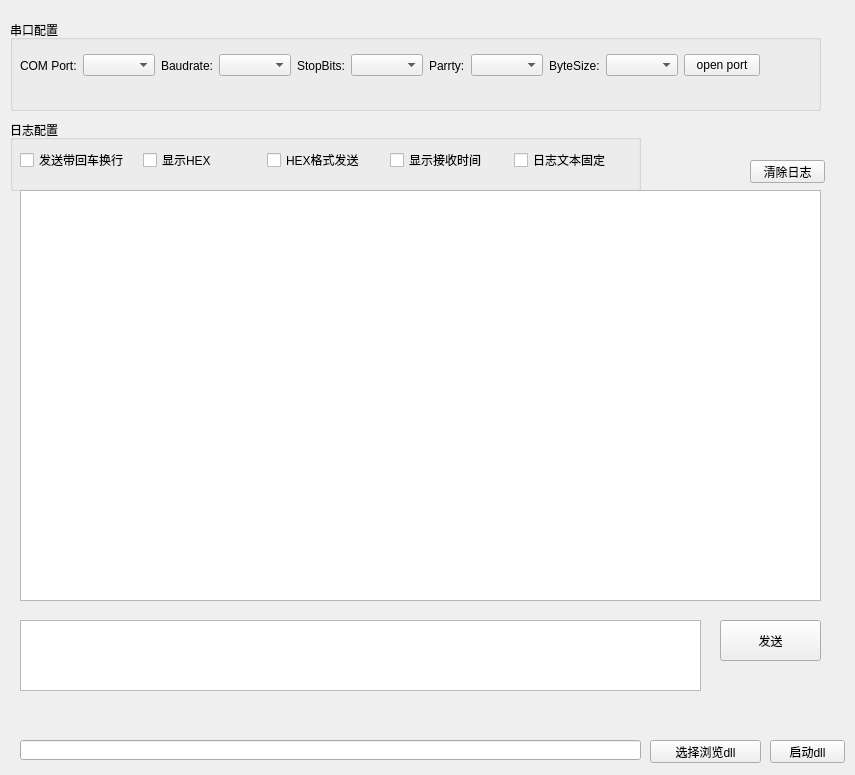
First picture: the form in lc_uart_test_tool.ui, repository fangjiaze/PyQt5_Uart_DLL_TOOL, before the edit.
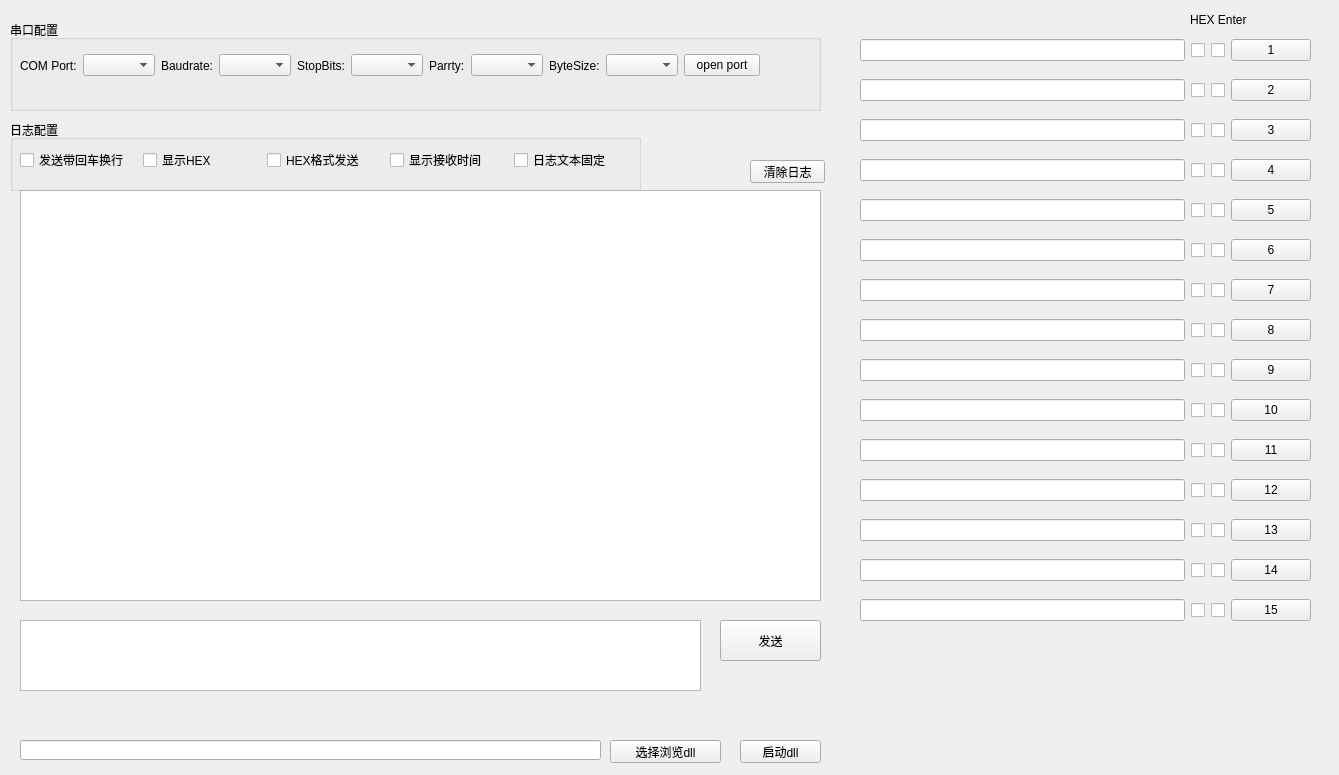
Second picture: the form after the edit.

Commit message: 更新了串口指令组

```diff
--- a/lc_uart_test_tool.ui
+++ b/lc_uart_test_tool.ui
@@ -6,7 +6,7 @@
    <rect>
     <x>0</x>
     <y>0</y>
-    <width>855</width>
+    <width>1339</width>
     <height>775</height>
    </rect>
   </property>
@@ -197,7 +197,7 @@
   <widget class="QPushButton" name="pushButton_select_dll">
    <property name="geometry">
     <rect>
-     <x>650</x>
+     <x>610</x>
      <y>740</y>
      <width>111</width>
      <height>23</height>
@@ -210,9 +210,9 @@
   <widget class="QPushButton" name="pushButton_open_dll">
    <property name="geometry">
     <rect>
-     <x>770</x>
+     <x>740</x>
      <y>740</y>
-     <width>75</width>
+     <width>81</width>
      <height>23</height>
     </rect>
    </property>
@@ -238,11 +238,564 @@
     <rect>
      <x>20</x>
      <y>740</y>
-     <width>621</width>
+     <width>581</width>
      <height>20</height>
     </rect>
    </property>
   </widget>
+  <widget class="QWidget" name="horizontalLayoutWidget_3">
+   <property name="geometry">
+    <rect>
+     <x>860</x>
+     <y>30</y>
+     <width>451</width>
+     <height>41</height>
+    </rect>
+   </property>
+   <layout class="QHBoxLayout" name="horizontalLayout_cmd_1">
+    <item>
+     <widget class="QLineEdit" name="cmd_edit"/>
+    </item>
+    <item>
+     <widget class="QCheckBox" name="checkBox_cmd_hex_flag">
+      <property name="text">
+       <string/>
+      </property>
+     </widget>
+    </item>
+    <item>
+     <widget class="QCheckBox" name="checkBox_cmd_enter_flag">
+      <property name="text">
+       <string/>
+      </property>
+     </widget>
+    </item>
+    <item>
+     <widget class="QPushButton" name="pushButton_cmd_sent">
+      <property name="text">
+       <string>1</string>
+      </property>
+     </widget>
+    </item>
+   </layout>
+  </widget>
+  <widget class="QLabel" name="HEX_ENTER_LABEL">
+   <property name="geometry">
+    <rect>
+     <x>1190</x>
+     <y>10</y>
+     <width>61</width>
+     <height>20</height>
+    </rect>
+   </property>
+   <property name="text">
+    <string>HEX Enter</string>
+   </property>
+  </widget>
+  <widget class="QWidget" name="horizontalLayoutWidget_4">
+   <property name="geometry">
+    <rect>
+     <x>860</x>
+     <y>70</y>
+     <width>451</width>
+     <height>41</height>
+    </rect>
+   </property>
+   <layout class="QHBoxLayout" name="horizontalLayout_cmd_2">
+    <item>
+     <widget class="QLineEdit" name="cmd_edit_2"/>
+    </item>
+    <item>
+     <widget class="QCheckBox" name="checkBox_cmd_hex_flag_2">
+      <property name="text">
+       <string/>
+      </property>
+     </widget>
+    </item>
+    <item>
+     <widget class="QCheckBox" name="checkBox_cmd_enter_flag_2">
+      <property name="text">
+       <string/>
+      </property>
+     </widget>
+    </item>
+    <item>
+     <widget class="QPushButton" name="pushButton_cmd_sent_2">
+      <property name="text">
+       <string>2</string>
+      </property>
+     </widget>
+    </item>
+   </layout>
+  </widget>
+  <widget class="QWidget" name="horizontalLayoutWidget_5">
+   <property name="geometry">
+    <rect>
+     <x>860</x>
+     <y>110</y>
+     <width>451</width>
+     <height>41</height>
+    </rect>
+   </property>
+   <layout class="QHBoxLayout" name="horizontalLayout_cmd_3">
+    <item>
+     <widget class="QLineEdit" name="cmd_edit_3"/>
+    </item>
+    <item>
+     <widget class="QCheckBox" name="checkBox_cmd_hex_flag_3">
+      <property name="text">
+       <string/>
+      </property>
+     </widget>
+    </item>
+    <item>
+     <widget class="QCheckBox" name="checkBox_cmd_enter_flag_3">
+      <property name="text">
+       <string/>
+      </property>
+     </widget>
+    </item>
+    <item>
+     <widget class="QPushButton" name="pushButton_cmd_sent_3">
+      <property name="text">
+       <string>3</string>
+      </property>
+     </widget>
+    </item>
+   </layout>
+  </widget>
+  <widget class="QWidget" name="horizontalLayoutWidget_6">
+   <property name="geometry">
+    <rect>
+     <x>860</x>
+     <y>150</y>
+     <width>451</width>
+     <height>41</height>
+    </rect>
+   </property>
+   <layout class="QHBoxLayout" name="horizontalLayout_cmd_4">
+    <item>
+     <widget class="QLineEdit" name="cmd_edit_4"/>
+    </item>
+    <item>
+     <widget class="QCheckBox" name="checkBox_cmd_hex_flag_4">
+      <property name="text">
+       <string/>
+      </property>
+     </widget>
+    </item>
+    <item>
+     <widget class="QCheckBox" name="checkBox_cmd_enter_flag_4">
+      <property name="text">
+       <string/>
+      </property>
+     </widget>
+    </item>
+    <item>
+     <widget class="QPushButton" name="pushButton_cmd_sent_4">
+      <property name="text">
+       <string>4</string>
+      </property>
+     </widget>
+    </item>
+   </layout>
+  </widget>
+  <widget class="QWidget" name="horizontalLayoutWidget_7">
+   <property name="geometry">
+    <rect>
+     <x>860</x>
+     <y>190</y>
+     <width>451</width>
+     <height>41</height>
+    </rect>
+   </property>
+   <layout class="QHBoxLayout" name="horizontalLayout_cmd_5">
+    <item>
+     <widget class="QLineEdit" name="cmd_edit_5"/>
+    </item>
+    <item>
+     <widget class="QCheckBox" name="checkBox_cmd_hex_flag_5">
+      <property name="text">
+       <string/>
+      </property>
+     </widget>
+    </item>
+    <item>
+     <widget class="QCheckBox" name="checkBox_cmd_enter_flag_5">
+      <property name="text">
+       <string/>
+      </property>
+     </widget>
+    </item>
+    <item>
+     <widget class="QPushButton" name="pushButton_cmd_sent_5">
+      <property name="text">
+       <string>5</string>
+      </property>
+     </widget>
+    </item>
+   </layout>
+  </widget>
+  <widget class="QWidget" name="horizontalLayoutWidget_8">
+   <property name="geometry">
+    <rect>
+     <x>860</x>
+     <y>230</y>
+     <width>451</width>
+     <height>41</height>
+    </rect>
+   </property>
+   <layout class="QHBoxLayout" name="horizontalLayout_cmd_6">
+    <item>
+     <widget class="QLineEdit" name="cmd_edit_6"/>
+    </item>
+    <item>
+     <widget class="QCheckBox" name="checkBox_cmd_hex_flag_6">
+      <property name="text">
+       <string/>
+      </property>
+     </widget>
+    </item>
+    <item>
+     <widget class="QCheckBox" name="checkBox_cmd_enter_flag_6">
+      <property name="text">
+       <string/>
+      </property>
+     </widget>
+    </item>
+    <item>
+     <widget class="QPushButton" name="pushButton_cmd_sent_6">
+      <property name="text">
+       <string>6</string>
+      </property>
+     </widget>
+    </item>
+   </layout>
+  </widget>
+  <widget class="QWidget" name="horizontalLayoutWidget_9">
+   <property name="geometry">
+    <rect>
+     <x>860</x>
+     <y>270</y>
+     <width>451</width>
+     <height>41</height>
+    </rect>
+   </property>
+   <layout class="QHBoxLayout" name="horizontalLayout_cmd_7">
+    <item>
+     <widget class="QLineEdit" name="cmd_edit_7"/>
+    </item>
+    <item>
+     <widget class="QCheckBox" name="checkBox_cmd_hex_flag_7">
+      <property name="text">
+       <string/>
+      </property>
+     </widget>
+    </item>
+    <item>
+     <widget class="QCheckBox" name="checkBox_cmd_enter_flag_7">
+      <property name="text">
+       <string/>
+      </property>
+     </widget>
+    </item>
+    <item>
+     <widget class="QPushButton" name="pushButton_cmd_sent_7">
+      <property name="text">
+       <string>7</string>
+      </property>
+     </widget>
+    </item>
+   </layout>
+  </widget>
+  <widget class="QWidget" name="horizontalLayoutWidget_10">
+   <property name="geometry">
+    <rect>
+     <x>860</x>
+     <y>310</y>
+     <width>451</width>
+     <height>41</height>
+    </rect>
+   </property>
+   <layout class="QHBoxLayout" name="horizontalLayout_cmd_8">
+    <item>
+     <widget class="QLineEdit" name="cmd_edit_8"/>
+    </item>
+    <item>
+     <widget class="QCheckBox" name="checkBox_cmd_hex_flag_8">
+      <property name="text">
+       <string/>
+      </property>
+     </widget>
+    </item>
+    <item>
+     <widget class="QCheckBox" name="checkBox_cmd_enter_flag_8">
+      <property name="text">
+       <string/>
+      </property>
+     </widget>
+    </item>
+    <item>
+     <widget class="QPushButton" name="pushButton_cmd_sent_8">
+      <property name="text">
+       <string>8</string>
+      </property>
+     </widget>
+    </item>
+   </layout>
+  </widget>
+  <widget class="QWidget" name="horizontalLayoutWidget_11">
+   <property name="geometry">
+    <rect>
+     <x>860</x>
+     <y>350</y>
+     <width>451</width>
+     <height>41</height>
+    </rect>
+   </property>
+   <layout class="QHBoxLayout" name="horizontalLayout_cmd_9">
+    <item>
+     <widget class="QLineEdit" name="cmd_edit_9"/>
+    </item>
+    <item>
+     <widget class="QCheckBox" name="checkBox_cmd_hex_flag_9">
+      <property name="text">
+       <string/>
+      </property>
+     </widget>
+    </item>
+    <item>
+     <widget class="QCheckBox" name="checkBox_cmd_enter_flag_9">
+      <property name="text">
+       <string/>
+      </property>
+     </widget>
+    </item>
+    <item>
+     <widget class="QPushButton" name="pushButton_cmd_sent_9">
+      <property name="text">
+       <string>9</string>
+      </property>
+     </widget>
+    </item>
+   </layout>
+  </widget>
+  <widget class="QWidget" name="horizontalLayoutWidget_12">
+   <property name="geometry">
+    <rect>
+     <x>860</x>
+     <y>390</y>
+     <width>451</width>
+     <height>41</height>
+    </rect>
+   </property>
+   <layout class="QHBoxLayout" name="horizontalLayout_cmd_10">
+    <item>
+     <widget class="QLineEdit" name="cmd_edit_10"/>
+    </item>
+    <item>
+     <widget class="QCheckBox" name="checkBox_cmd_hex_flag_10">
+      <property name="text">
+       <string/>
+      </property>
+     </widget>
+    </item>
+    <item>
+     <widget class="QCheckBox" name="checkBox_cmd_enter_flag_10">
+      <property name="text">
+       <string/>
+      </property>
+     </widget>
+    </item>
+    <item>
+     <widget class="QPushButton" name="pushButton_cmd_sent_10">
+      <property name="text">
+       <string>10</string>
+      </property>
+     </widget>
+    </item>
+   </layout>
+  </widget>
+  <widget class="QWidget" name="horizontalLayoutWidget_13">
+   <property name="geometry">
+    <rect>
+     <x>860</x>
+     <y>430</y>
+     <width>451</width>
+     <height>41</height>
+    </rect>
+   </property>
+   <layout class="QHBoxLayout" name="horizontalLayout_cmd_11">
+    <item>
+     <widget class="QLineEdit" name="cmd_edit_11"/>
+    </item>
+    <item>
+     <widget class="QCheckBox" name="checkBox_cmd_hex_flag_11">
+      <property name="text">
+       <string/>
+      </property>
+     </widget>
+    </item>
+    <item>
+     <widget class="QCheckBox" name="checkBox_cmd_enter_flag_11">
+      <property name="text">
+       <string/>
+      </property>
+     </widget>
+    </item>
+    <item>
+     <widget class="QPushButton" name="pushButton_cmd_sent_11">
+      <property name="text">
+       <string>11</string>
+      </property>
+     </widget>
+    </item>
+   </layout>
+  </widget>
+  <widget class="QWidget" name="horizontalLayoutWidget_14">
+   <property name="geometry">
+    <rect>
+     <x>860</x>
+     <y>470</y>
+     <width>451</width>
+     <height>41</height>
+    </rect>
+   </property>
+   <layout class="QHBoxLayout" name="horizontalLayout_cmd_12">
+    <item>
+     <widget class="QLineEdit" name="cmd_edit_12"/>
+    </item>
+    <item>
+     <widget class="QCheckBox" name="checkBox_cmd_hex_flag_12">
+      <property name="text">
+       <string/>
+      </property>
+     </widget>
+    </item>
+    <item>
+     <widget class="QCheckBox" name="checkBox_cmd_enter_flag_12">
+      <property name="text">
+       <string/>
+      </property>
+     </widget>
+    </item>
+    <item>
+     <widget class="QPushButton" name="pushButton_cmd_sent_12">
+      <property name="text">
+       <string>12</string>
+      </property>
+     </widget>
+    </item>
+   </layout>
+  </widget>
+  <widget class="QWidget" name="horizontalLayoutWidget_15">
+   <property name="geometry">
+    <rect>
+     <x>860</x>
+     <y>510</y>
+     <width>451</width>
+     <height>41</height>
+    </rect>
+   </property>
+   <layout class="QHBoxLayout" name="horizontalLayout_cmd_13">
+    <item>
+     <widget class="QLineEdit" name="cmd_edit_13"/>
+    </item>
+    <item>
+     <widget class="QCheckBox" name="checkBox_cmd_hex_flag_13">
+      <property name="text">
+       <string/>
+      </property>
+     </widget>
+    </item>
+    <item>
+     <widget class="QCheckBox" name="checkBox_cmd_enter_flag_13">
+      <property name="text">
+       <string/>
+      </property>
+     </widget>
+    </item>
+    <item>
+     <widget class="QPushButton" name="pushButton_cmd_sent_13">
+      <property name="text">
+       <string>13</string>
+      </property>
+     </widget>
+    </item>
+   </layout>
+  </widget>
+  <widget class="QWidget" name="horizontalLayoutWidget_16">
+   <property name="geometry">
+    <rect>
+     <x>860</x>
+     <y>550</y>
+     <width>451</width>
+     <height>41</height>
+    </rect>
+   </property>
+   <layout class="QHBoxLayout" name="horizontalLayout_cmd_14">
+    <item>
+     <widget class="QLineEdit" name="cmd_edit_14"/>
+    </item>
+    <item>
+     <widget class="QCheckBox" name="checkBox_cmd_hex_flag_14">
+      <property name="text">
+       <string/>
+      </property>
+     </widget>
+    </item>
+    <item>
+     <widget class="QCheckBox" name="checkBox_cmd_enter_flag_14">
+      <property name="text">
+       <string/>
+      </property>
+     </widget>
+    </item>
+    <item>
+     <widget class="QPushButton" name="pushButton_cmd_sent_14">
+      <property name="text">
+       <string>14</string>
+      </property>
+     </widget>
+    </item>
+   </layout>
+  </widget>
+  <widget class="QWidget" name="horizontalLayoutWidget_17">
+   <property name="geometry">
+    <rect>
+     <x>860</x>
+     <y>590</y>
+     <width>451</width>
+     <height>41</height>
+    </rect>
+   </property>
+   <layout class="QHBoxLayout" name="horizontalLayout_cmd_15">
+    <item>
+     <widget class="QLineEdit" name="cmd_edit_15"/>
+    </item>
+    <item>
+     <widget class="QCheckBox" name="checkBox_cmd_hex_flag_15">
+      <property name="text">
+       <string/>
+      </property>
+     </widget>
+    </item>
+    <item>
+     <widget class="QCheckBox" name="checkBox_cmd_enter_flag_15">
+      <property name="text">
+       <string/>
+      </property>
+     </widget>
+    </item>
+    <item>
+     <widget class="QPushButton" name="pushButton_cmd_sent_15">
+      <property name="text">
+       <string>15</string>
+      </property>
+     </widget>
+    </item>
+   </layout>
+  </widget>
  </widget>
  <resources/>
  <connections/>
```
The commit also changes 2 other files.
